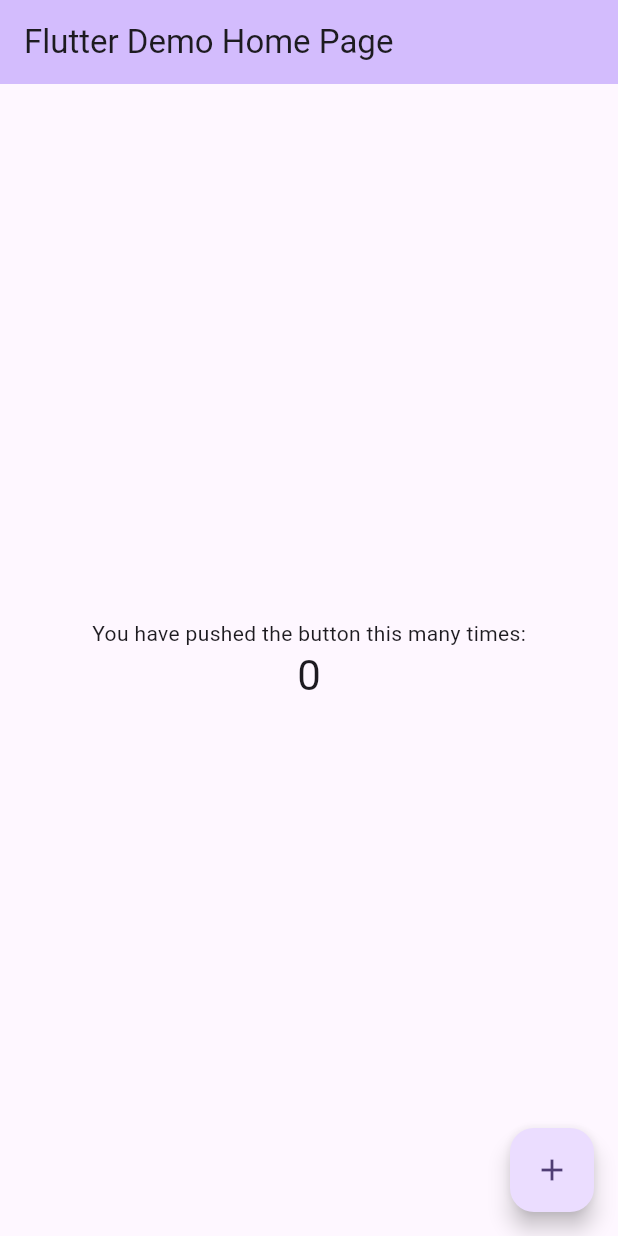
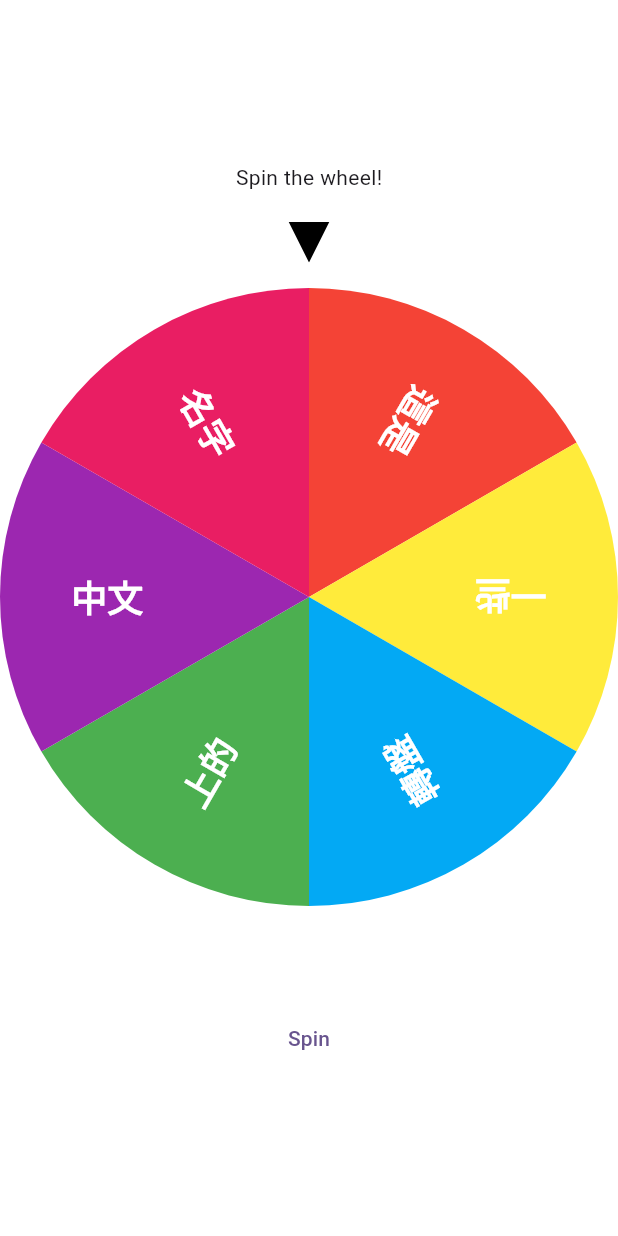
Before and after one commit to koikoi1282/livestock, a Flutter app: the screen it shows after launch, on a phone screen of 412 x 824 dp. Run offline on Flutter 3.47's test engine with Material 2 defaults, Android fonts, the phone set to English and light mode, and no system bars; our stand-ins replace flutter_hooks; missing offline and left inert: excel; statements that could not run were skipped.

Commit message:
Add function

```diff
--- /dev/null
+++ b/lib/data_model/wheel_data.dart
@@ -0,0 +1,20 @@
+enum WheelData {
+  wheelData1('這是', Price.price1),
+  wheelData2('一些', Price.price1),
+  wheelData3('轉盤', Price.price1),
+  wheelData4('上的', Price.price2),
+  wheelData5('中文', Price.price2),
+  wheelData6('名字', Price.price2);
+
+  const WheelData(this.wheelDataName, this.price);
+  final String wheelDataName;
+  final Price price;
+}
+
+enum Price {
+  price1('price1'),
+  price2('price2');
+
+  const Price(this.priceName);
+  final String priceName;
+}
--- a/lib/main.dart
+++ b/lib/main.dart
@@ -1,125 +1,25 @@
 import 'package:flutter/material.dart';
+import 'package:livestock/page/wheel/wheel_page.dart';
+import 'package:livestock/utils/excel_utils.dart';
 
 void main() {
+  ExcelUtils.init();
+
   runApp(const MyApp());
 }
 
 class MyApp extends StatelessWidget {
   const MyApp({super.key});
 
-  // This widget is the root of your application.
   @override
   Widget build(BuildContext context) {
     return MaterialApp(
       title: 'Flutter Demo',
       theme: ThemeData(
-        // This is the theme of your application.
-        //
-        // TRY THIS: Try running your application with "flutter run". You'll see
-        // the application has a blue toolbar. Then, without quitting the app,
-        // try changing the seedColor in the colorScheme below to Colors.green
-        // and then invoke "hot reload" (save your changes or press the "hot
-        // reload" button in a Flutter-supported IDE, or press "r" if you used
-        // the command line to start the app).
-        //
-        // Notice that the counter didn't reset back to zero; the application
-        // state is not lost during the reload. To reset the state, use hot
-        // restart instead.
-        //
-        // This works for code too, not just values: Most code changes can be
-        // tested with just a hot reload.
         colorScheme: ColorScheme.fromSeed(seedColor: Colors.deepPurple),
         useMaterial3: true,
       ),
-      home: const MyHomePage(title: 'Flutter Demo Home Page'),
+      home: const WheelPage(),
     );
   }
 }
-
-class MyHomePage extends StatefulWidget {
-  const MyHomePage({super.key, required this.title});
-
-  // This widget is the home page of your application. It is stateful, meaning
-  // that it has a State object (defined below) that contains fields that affect
-  // how it looks.
-
-  // This class is the configuration for the state. It holds the values (in this
-  // case the title) provided by the parent (in this case the App widget) and
-  // used by the build method of the State. Fields in a Widget subclass are
-  // always marked "final".
-
-  final String title;
-
-  @override
-  State<MyHomePage> createState() => _MyHomePageState();
-}
-
-class _MyHomePageState extends State<MyHomePage> {
-  int _counter = 0;
-
-  void _incrementCounter() {
-    setState(() {
-      // This call to setState tells the Flutter framework that something has
-      // changed in this State, which causes it to rerun the build method below
-      // so that the display can reflect the updated values. If we changed
-      // _counter without calling setState(), then the build method would not be
-      // called again, and so nothing would appear to happen.
-      _counter++;
-    });
-  }
-
-  @override
-  Widget build(BuildContext context) {
-    // This method is rerun every time setState is called, for instance as done
-    // by the _incrementCounter method above.
-    //
-    // The Flutter framework has been optimized to make rerunning build methods
-    // fast, so that you can just rebuild anything that needs updating rather
-    // than having to individually change instances of widgets.
-    return Scaffold(
-      appBar: AppBar(
-        // TRY THIS: Try changing the color here to a specific color (to
-        // Colors.amber, perhaps?) and trigger a hot reload to see the AppBar
-        // change color while the other colors stay the same.
-        backgroundColor: Theme.of(context).colorScheme.inversePrimary,
-        // Here we take the value from the MyHomePage object that was created by
-        // the App.build method, and use it to set our appbar title.
-        title: Text(widget.title),
-      ),
-      body: Center(
-        // Center is a layout widget. It takes a single child and positions it
-        // in the middle of the parent.
-        child: Column(
-          // Column is also a layout widget. It takes a list of children and
-          // arranges them vertically. By default, it sizes itself to fit its
-          // children horizontally, and tries to be as tall as its parent.
-          //
-          // Column has various properties to control how it sizes itself and
-          // how it positions its children. Here we use mainAxisAlignment to
-          // center the children vertically; the main axis here is the vertical
-          // axis because Columns are vertical (the cross axis would be
-          // horizontal).
-          //
-          // TRY THIS: Invoke "debug painting" (choose the "Toggle Debug Paint"
-          // action in the IDE, or press "p" in the console), to see the
-          // wireframe for each widget.
-          mainAxisAlignment: MainAxisAlignment.center,
-          children: <Widget>[
-            const Text(
-              'You have pushed the button this many times:',
-            ),
-            Text(
-              '$_counter',
-              style: Theme.of(context).textTheme.headlineMedium,
-            ),
-          ],
-        ),
-      ),
-      floatingActionButton: FloatingActionButton(
-        onPressed: _incrementCounter,
-        tooltip: 'Increment',
-        child: const Icon(Icons.add),
-      ), // This trailing comma makes auto-formatting nicer for build methods.
-    );
-  }
-}
--- /dev/null
+++ b/lib/page/wheel/triangle.dart
@@ -0,0 +1,63 @@
+import 'package:flutter/material.dart';
+
+class Triangle extends StatelessWidget {
+  const Triangle({
+    Key? key,
+    required this.size,
+    this.color = Colors.white,
+    this.radius = 0,
+  }) : super(key: key);
+  final Size size;
+  final Color color;
+  final double radius;
+
+  @override
+  Widget build(BuildContext context) {
+    return ClipPath(
+      clipper: TriangleClipper(
+        down: true,
+        radius: radius,
+      ),
+      child: Container(
+        color: color,
+        width: size.width,
+        height: size.height,
+      ),
+    );
+  }
+}
+
+class TriangleClipper extends CustomClipper<Path> {
+  bool down;
+  bool left;
+  double radius;
+
+  TriangleClipper({
+    this.down = true,
+    this.left = false,
+    this.radius = 0,
+  });
+
+  @override
+  getClip(Size size) {
+    Path path = Path();
+    path.lineTo(0.0, 0.0);
+    double x = radius;
+    double y = radius;
+
+    path.lineTo(size.width / 2 - (x / 2), (size.height - y));
+
+    var firstControlPoint = Offset(size.width / 2, (size.height - (y / 2)));
+    var firstEndPont = Offset(size.width / 2 + (x / 2), (size.height - y));
+    path.quadraticBezierTo(firstControlPoint.dx, firstControlPoint.dy,
+        firstEndPont.dx, firstEndPont.dy);
+    path.lineTo(size.width / 2 + (x / 2), (size.height - y));
+    path.lineTo(size.width, 0);
+    return path;
+  }
+
+  @override
+  bool shouldReclip(CustomClipper oldClipper) {
+    return false;
+  }
+}
--- /dev/null
+++ b/lib/page/wheel/wheel.dart
@@ -0,0 +1,166 @@
+import 'dart:math';
+
+import 'package:flutter/material.dart';
+import 'package:flutter_hooks/flutter_hooks.dart';
+import 'package:livestock/data_model/wheel_data.dart';
+import 'package:livestock/page/wheel/triangle.dart';
+import 'package:livestock/utils/excel_utils.dart';
+
+const wheelRadius = 500.0;
+
+class Wheel extends HookWidget {
+  const Wheel({super.key});
+
+  @override
+  Widget build(BuildContext context) {
+    final angle = useState<double>(0);
+    final circleTime = useRef<int>(12);
+    final priceResult = useState<double>(0);
+    final angleController =
+        useAnimationController(duration: const Duration(milliseconds: 3000));
+
+    useEffect(() {
+      final Animation<double> angleAnimation =
+          CurvedAnimation(parent: angleController, curve: Curves.easeOutCirc);
+
+      angleController.addListener(() {
+        if (context.mounted) {
+          angle.value = angleAnimation.value * circleTime.value;
+        }
+      });
+
+      return;
+    }, []);
+
+    return Column(
+      children: [
+        Stack(
+          alignment: Alignment.center,
+          children: [
+            Transform.rotate(
+              angle: angle.value * (pi * 2) - priceResult.value * 2 * pi,
+              child: CustomPaint(
+                size: const Size(wheelRadius, wheelRadius),
+                painter: WheelPainter(),
+              ),
+            ),
+            const Positioned(
+              top: -3,
+              child: Triangle(
+                size: Size(30, 30),
+                color: Colors.black,
+              ),
+            ),
+          ],
+        ),
+        const SizedBox(height: 20),
+        TextButton(
+          onPressed: () {
+            WheelData wheelData = spin(angleController, priceResult);
+            ExcelUtils.addNewColumn(
+                ['name', 'email', 'phone', 'age', wheelData.wheelDataName]);
+            ExcelUtils.saveFile();
+          },
+          child: const Text('Spin'),
+        )
+      ],
+    );
+  }
+
+  WheelData spin(
+      AnimationController angleController, ValueNotifier<double> priceResult) {
+    int index = Random().nextInt(WheelData.values.length);
+    priceResult.value = (index / WheelData.values.length) + _midTweenDouble;
+
+    angleController.forward(from: 0);
+
+    return WheelData.values[index];
+  }
+
+  double get _midTweenDouble {
+    if (WheelData.values.isEmpty) {
+      return 0;
+    }
+    double piTween = 1 / WheelData.values.length;
+    double midTween = piTween / 2;
+    return midTween;
+  }
+}
+
+class WheelPainter extends CustomPainter {
+  @override
+  void paint(Canvas canvas, Size size) {
+    int wheelLength = WheelData.values.length;
+    List<Color> colors = [
+      Colors.red,
+      Colors.yellow,
+      Colors.lightBlue,
+      Colors.green,
+      Colors.purple,
+      Colors.pink
+    ];
+
+    Paint paint = Paint()
+      ..color = Colors.red
+      ..strokeWidth = 1.0
+      ..isAntiAlias = true
+      ..style = PaintingStyle.fill;
+
+    Rect rect = Rect.fromCircle(
+      center: Offset(
+        size.width / 2,
+        size.height / 2,
+      ),
+      radius: size.width / 2,
+    );
+
+    double startAngles = 0;
+
+    List<double> angles = List.generate(
+        wheelLength, (index) => (2 * pi / wheelLength) * (index + 1));
+
+    for (int i = 0; i < wheelLength; i++) {
+      paint.color = colors[i];
+      double acStartAngles = startAngles - (pi / 2);
+      canvas.drawArc(rect, acStartAngles, angles[i] - startAngles, true, paint);
+      startAngles = angles[i];
+    }
+
+    startAngles = 0;
+    for (int i = 0; i < wheelLength; i++) {
+      canvas.save();
+
+      double acStartAngles = startAngles - (pi / 2);
+      double acTweenAngles = angles[i] - (pi / 2);
+      double roaAngle = acStartAngles / 2 + acTweenAngles / 2 + pi;
+
+      canvas.translate(size.width / 2, size.height / 2);
+      canvas.rotate(roaAngle);
+
+      TextSpan span = TextSpan(
+        style: const TextStyle(
+          color: Colors.white,
+          fontSize: 24,
+          fontWeight: FontWeight.bold,
+        ),
+        text: WheelData.values[i].wheelDataName,
+      );
+
+      TextPainter tp = TextPainter(
+        text: span,
+        textAlign: TextAlign.center,
+        textDirection: TextDirection.ltr,
+        textWidthBasis: TextWidthBasis.longestLine,
+      );
+
+      tp.layout(minWidth: size.width / 4, maxWidth: size.width / 4);
+      tp.paint(canvas, Offset(-size.width / 2 + 20, 0 - (tp.height / 2)));
+
+      canvas.restore();
+      startAngles = angles[i];
+    }
+  }
+
+  @override
+  bool shouldRepaint(covariant CustomPainter oldDelegate) => false;
+}
--- /dev/null
+++ b/lib/page/wheel/wheel_page.dart
@@ -0,0 +1,23 @@
+import 'package:flutter/material.dart';
+import 'package:livestock/page/wheel/wheel.dart';
+
+class WheelPage extends StatelessWidget {
+  const WheelPage({super.key});
+
+  @override
+  Widget build(BuildContext context) {
+    return const Scaffold(
+      backgroundColor: Colors.white,
+      body: SizedBox.expand(
+        child: Column(
+          mainAxisAlignment: MainAxisAlignment.center,
+          children: [
+            Text('Spin the wheel!'),
+            SizedBox(height: 20),
+            Wheel(),
+          ],
+        ),
+      ),
+    );
+  }
+}
--- /dev/null
+++ b/lib/utils/excel_utils.dart
@@ -0,0 +1,21 @@
+import 'package:excel/excel.dart';
+
+class ExcelUtils {
+  static const fileName = 'livestock.xlsx';
+  static late Excel excel;
+  static late Sheet sheet;
+
+  static Future<void> init() async {
+    excel = Excel.createExcel();
+    sheet = excel.sheets.values.first;
+    sheet.appendRow(['This', 'is', 'some', 'column', 'name']);
+  }
+
+  static void addNewColumn(List<String> data) {
+    sheet.appendRow(data);
+  }
+
+  static void saveFile() {
+    excel.save(fileName: fileName);
+  }
+}
--- a/pubspec.yaml
+++ b/pubspec.yaml
@@ -35,6 +35,8 @@ dependencies:
   # The following adds the Cupertino Icons font to your application.
   # Use with the CupertinoIcons class for iOS style icons.
   cupertino_icons: ^1.0.2
+  excel: ^2.1.0
+  flutter_hooks: ^0.20.2
 
 dev_dependencies:
   flutter_test:
```
Also changed, not shown: pubspec.lock, 4 other files.
